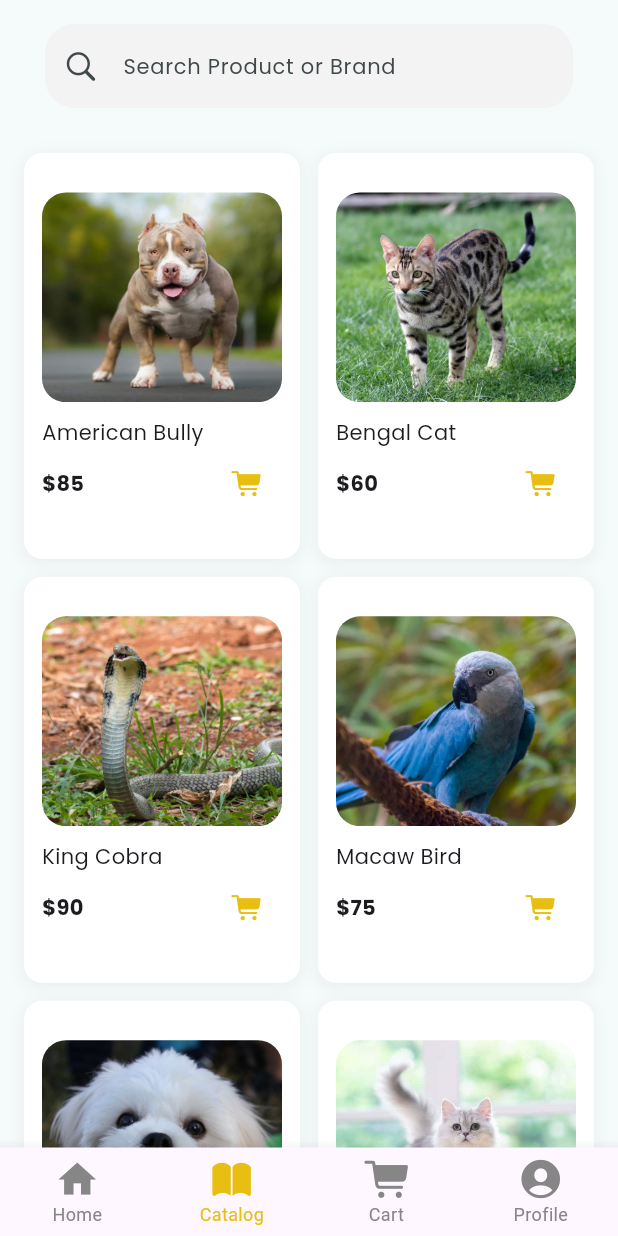
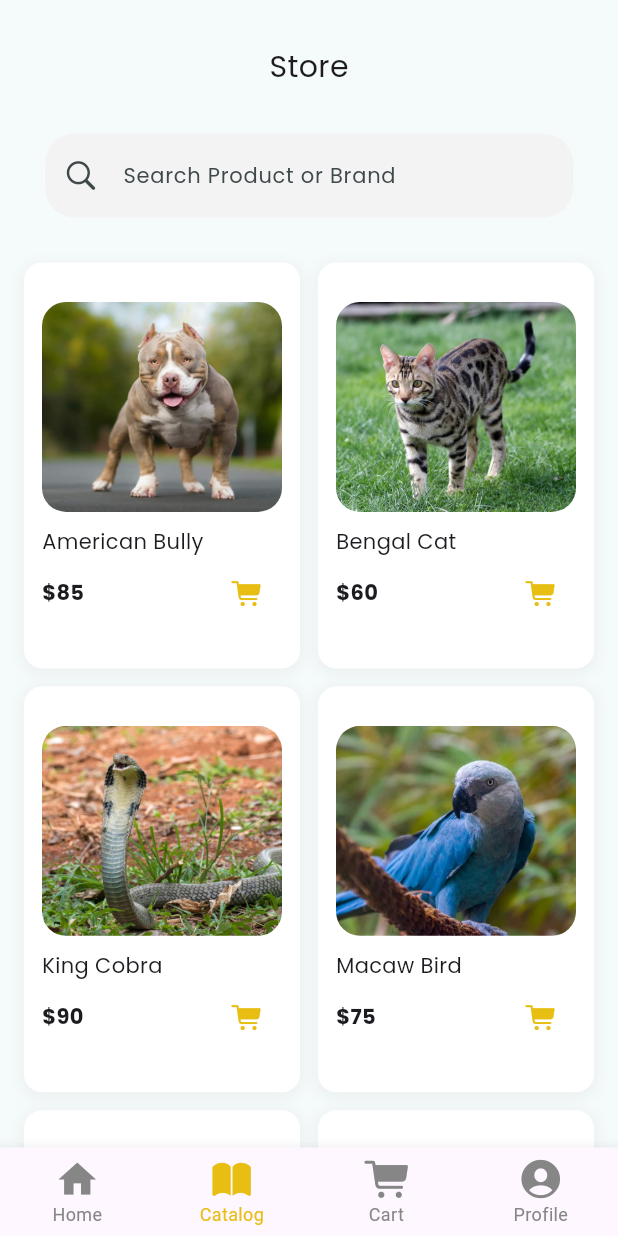
Before and after one commit to czarbasanal/flutter_petshop_app, a Flutter app: the screen it shows after launch, item 2 of the bottom bar chosen, on a phone screen of 412 x 824 dp. Run offline on Flutter 3.47's test engine with Material 3 defaults, Android fonts, the light colour scheme and no system bars; our stand-ins replace google_fonts.

Commit message:
added catalog details

```diff
--- a/lib/screens/catalog_page.dart
+++ b/lib/screens/catalog_page.dart
@@ -9,10 +9,23 @@ class CatalogPage extends StatelessWidget {
   @override
   Widget build(BuildContext context) {
     return Scaffold(
-      body: Column(
+      body: SingleChildScrollView(
+        physics: const BouncingScrollPhysics(
+            parent: AlwaysScrollableScrollPhysics()),
+        child: SizedBox(
+          height: 1240,
+          child: Column(
+            crossAxisAlignment: CrossAxisAlignment.center,
             children: [
+              const SizedBox(
+                height: 30.0,
+              ),
+              const Text(
+                'Store',
+                style: TextStyle(fontSize: 20.0),
+              ),
               Padding(
-            padding: const EdgeInsets.fromLTRB(30, 16, 30, 0),
+                padding: const EdgeInsets.fromLTRB(30, 30, 30, 0),
                 child: TextField(
                   decoration: InputDecoration(
                     hintText: 'Search Product or Brand',
@@ -30,14 +43,14 @@ class CatalogPage extends StatelessWidget {
               Expanded(
                 child: GridView.builder(
                   padding: const EdgeInsets.fromLTRB(16, 30, 16, 16),
+                  shrinkWrap: true,
                   gridDelegate: const SliverGridDelegateWithFixedCrossAxisCount(
                       crossAxisCount: 2,
                       crossAxisSpacing: 12,
                       mainAxisSpacing: 12,
                       childAspectRatio: 0.68),
                   itemCount: pets.length,
-              physics: const BouncingScrollPhysics(
-                  parent: AlwaysScrollableScrollPhysics()),
+                  physics: const NeverScrollableScrollPhysics(),
                   itemBuilder: (context, index) {
                     return Container(
                       decoration: BoxDecoration(
@@ -48,7 +61,7 @@ class CatalogPage extends StatelessWidget {
                             color: Colors.grey.withOpacity(0.12),
                             spreadRadius: 1,
                             blurRadius: 8,
-                        offset: Offset(0, 2),
+                            offset: const Offset(0, 2),
                           ),
                         ],
                       ),
@@ -81,7 +94,8 @@ class CatalogPage extends StatelessWidget {
                                 ],
                               ),
                               Row(
-                            mainAxisAlignment: MainAxisAlignment.spaceBetween,
+                                mainAxisAlignment:
+                                    MainAxisAlignment.spaceBetween,
                                 crossAxisAlignment: CrossAxisAlignment.center,
                                 children: [
                                   Text(pets[index]['price'],
@@ -109,6 +123,8 @@ class CatalogPage extends StatelessWidget {
               ),
             ],
           ),
+        ),
+      ),
     );
   }
 }
--- a/lib/screens/home_page.dart
+++ b/lib/screens/home_page.dart
@@ -32,11 +32,6 @@ class HomePageState extends State<HomePage> {
   Widget build(BuildContext context) {
     return SafeArea(
       child: Scaffold(
-          // appBar: AppBar(
-          //   title: const Text('Store'),
-          //   centerTitle: true,
-          //   surfaceTintColor: Colors.transparent,
-          // ),
           body: Center(
             child: widgetOptions.elementAt(selectedIndex),
           ),
```
Also changed, not shown: lib/screens/catalog_details.dart (+114 -8 lines), assets/gender.png (added). Lines whose indentation alone changed are shown as unchanged.
